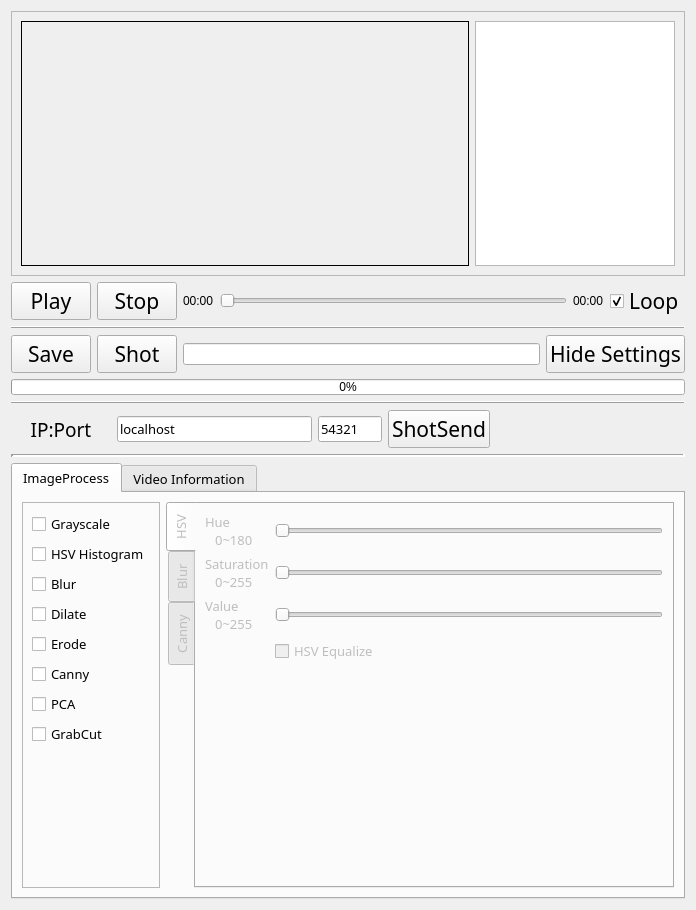
First picture: the form in QT5.project/OpenCV_Capture/main/ui/VideoView.ui, repository jmysu/OpenCap, before the edit.
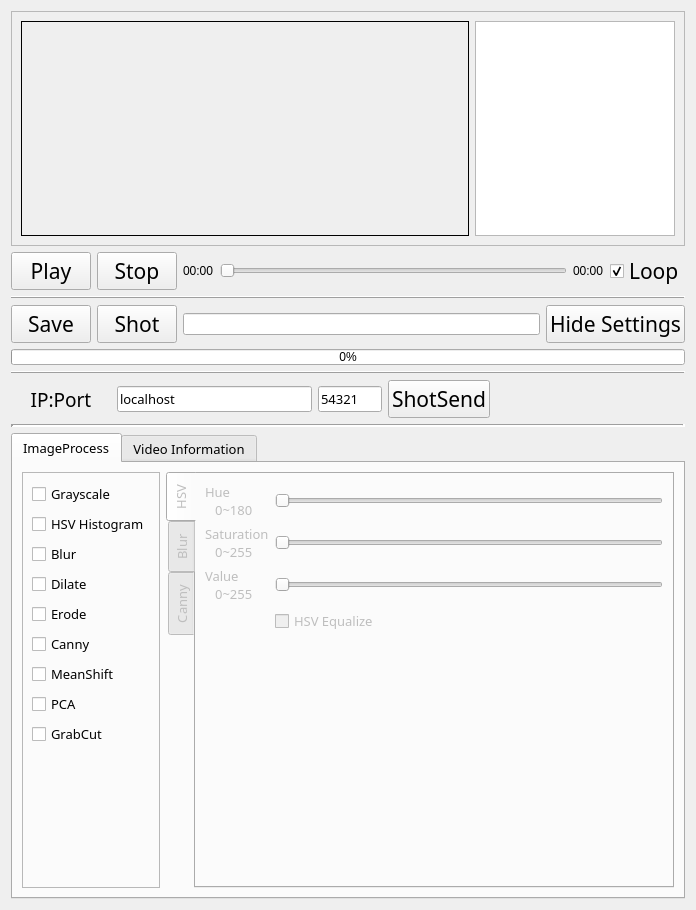
Second picture: the form after the edit. Icons and pictures are not drawn. Custom widgets are drawn as their Qt base class.

Diff of the .ui file:
```diff
--- a/QT5.project/OpenCV_Capture/main/ui/VideoView.ui
+++ b/QT5.project/OpenCV_Capture/main/ui/VideoView.ui
@@ -520,6 +520,13 @@
             </property>
            </widget>
           </item>
+          <item>
+           <widget class="QCheckBox" name="checkBoxMeanShift">
+            <property name="text">
+             <string>MeanShift</string>
+            </property>
+           </widget>
+          </item>
           <item>
            <widget class="QCheckBox" name="checkBoxPCA">
             <property name="text">
```
